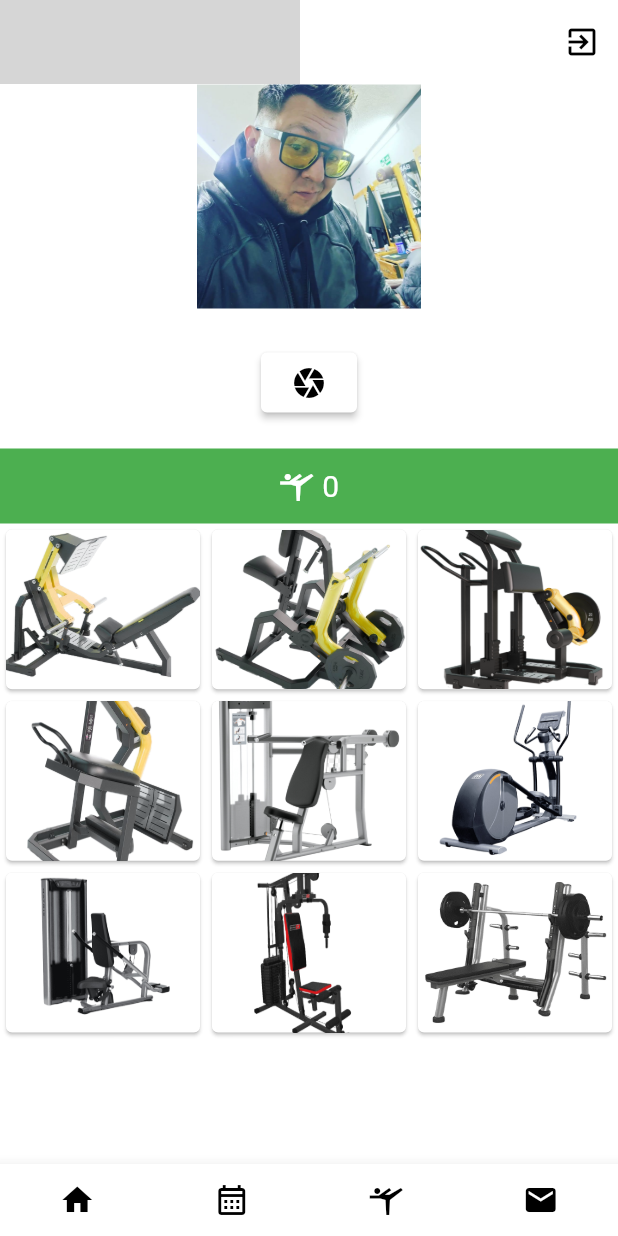
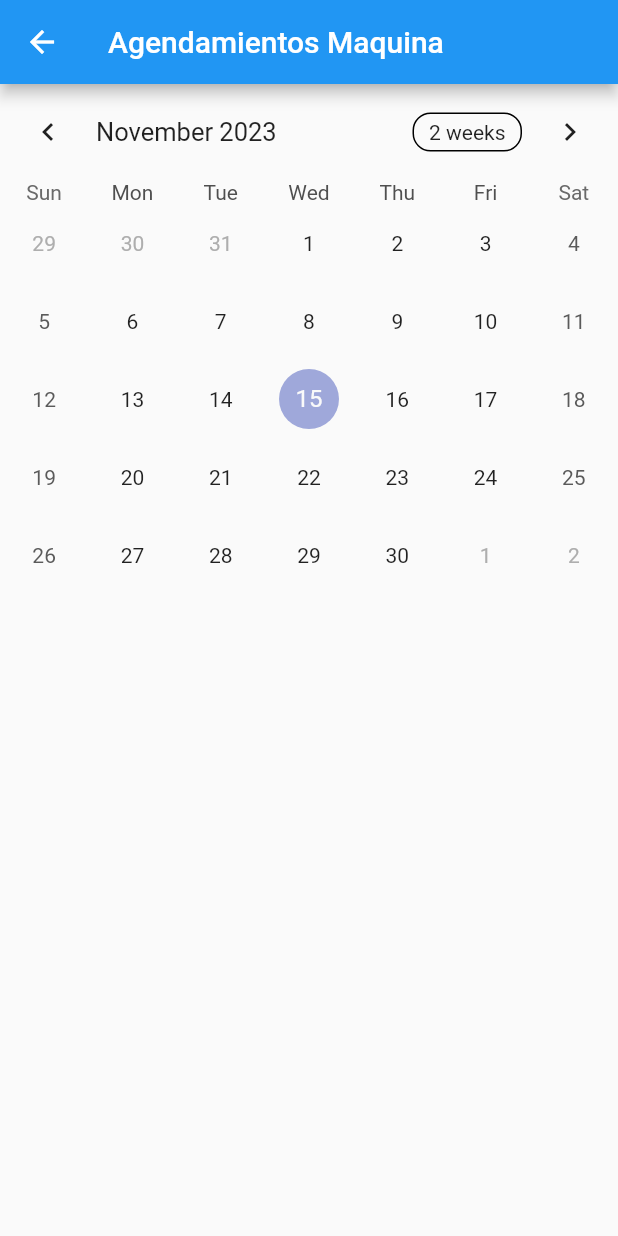
Before and after one commit to TheBlackMen89/gym, a Flutter app: the Principal screen opened directly, after a tap on the "calendar month" icon, on a phone screen of 412 x 824 dp. Run offline on Flutter 3.47's test engine with Material 2 defaults, Android fonts, the phone set to English and light mode, and no system bars; drawn by our look-alikes of table_calendar; our stand-ins replace animate_do, firebase_auth, firebase_core, firebase_database, flutter_svg; accounts and stored records are empty; grey boxes are pictures that could not be loaded.

Commit message:
se agrega agendamiento maquina.dart

```diff
--- /dev/null
+++ b/lib/widgets/agendamiento_maquina.dart
@@ -0,0 +1,105 @@
+import 'package:flutter/material.dart';
+import 'package:table_calendar/table_calendar.dart';
+  // Asegúrate de importar tu archivo utils.dart aquí
+
+class agendamientoMaquina extends StatefulWidget {
+  @override
+  _TableBasicsExampleState createState() => _TableBasicsExampleState();
+}
+
+class _TableBasicsExampleState extends State<agendamientoMaquina> {
+  CalendarFormat _calendarFormat = CalendarFormat.month;
+  DateTime _focusedDay = DateTime.now();
+  DateTime? _selectedDay;
+  List<String> _availableHours = []; // Lista de horas disponibles
+  DateTime kFirstDay = DateTime(2023, 1, 1); // Ejemplo: la primera fecha permitida en el calendario
+  DateTime kLastDay = DateTime(2023, 12, 31);
+  @override
+  Widget build(BuildContext context) {
+    return Scaffold(
+      appBar: AppBar(
+        title: const Text('Agendamientos Maquina'),
+      ),
+      body: Column(
+        children: [
+          TableCalendar(
+            firstDay: kFirstDay,
+            lastDay: kLastDay,
+            focusedDay: _focusedDay,
+            calendarFormat: _calendarFormat,
+            selectedDayPredicate: (day) {
+              return isSameDay(_selectedDay, day);
+            },
+            onDaySelected: (selectedDay, focusedDay) {
+              if (!isSameDay(_selectedDay, selectedDay)) {
+                setState(() {
+                  _selectedDay = selectedDay;
+                  _focusedDay = focusedDay;
+
+                  // Lógica para obtener las horas disponibles para el día seleccionado
+                  _availableHours = obtenerHorasDisponibles(selectedDay);
+                });
+              }
+            },
+            onFormatChanged: (format) {
+              if (_calendarFormat != format) {
+                setState(() {
+                  _calendarFormat = format;
+                });
+              }
+            },
+            onPageChanged: (focusedDay) {
+              // No es necesario llamar a `setState()` aquí
+              _focusedDay = focusedDay;
+            },
+          ),
+          SizedBox(height: 20.0),
+          // Widget para mostrar las horas disponibles
+          Expanded(
+            child: ListView.builder(
+              itemCount: _availableHours.length,
+              itemBuilder: (context, index) {
+                return Padding(
+                  padding: const EdgeInsets.symmetric(vertical: 8.0, horizontal: 16.0),
+                  child: ElevatedButton(
+                    onPressed: () {
+                      // Puedes agregar acciones adicionales cuando se presiona el botón aquí
+                       print( _focusedDay);
+                      print('Se presionó: ${_availableHours[index]}');
+                    },
+                    style: ElevatedButton.styleFrom(
+                      primary: Colors.blue, // Color de fondo del botón
+                    ),
+                    child: Text(
+                      _availableHours[index],
+                      style: TextStyle(color: Colors.white),
+                    ),
+                  ),
+                );
+              },
+            ),
+          ),
+        ],
+      ),
+    );
+  }
+
+  // Función de ejemplo para obtener horas disponibles
+  List<String> obtenerHorasDisponibles(DateTime selectedDay) {
+    // Aquí deberías implementar la lógica real para obtener las horas disponibles
+    // basándote en la fecha seleccionada (_selectedDay)
+    // Esta es solo una implementación de ejemplo
+    return [
+      '08:00 AM - 09:00 AM',
+      '09:00 AM - 10:00 AM',
+      '10:00 AM - 11:00 AM',
+      '11:00 AM - 12:00 PM',
+      '12:00 PM - 01:00 PM',
+      '01:00 PM - 02:00 PM',
+      '02:00 PM - 03:00 PM',
+      '03:00 PM - 04:00 PM',
+      '04:00 PM - 05:00 PM',
+      '05:00 PM - 06:00 PM',
+    ];
+  }
+}
--- a/lib/widgets/principal.dart
+++ b/lib/widgets/principal.dart
@@ -2,6 +2,7 @@ import 'package:flutter/material.dart';
 import 'package:animate_do/animate_do.dart';
 import 'package:flutter/services.dart';
 import 'package:flutter_svg/flutter_svg.dart';
+import 'package:gym/widgets/agendamiento_maquina.dart';
 import 'package:gym/widgets/imagen.dart';
 import 'package:gym/widgets/login.dart';
 import 'package:gym/widgets/popup.dart';
@@ -164,9 +165,10 @@ class Principal extends StatelessWidget {
             IconButton(
               icon: const Icon(Icons.calendar_month_outlined),
               color: Colors.black,
-              onPressed: () {
-                // Navegar a la página de búsqueda
-              },
+              onPressed: () => Navigator.push(
+                context,
+                MaterialPageRoute(builder: (_) => agendamientoMaquina()),
+              ),
             ),
             IconButton(
               icon: const Icon(Icons.sports_gymnastics),
--- a/pubspec.yaml
+++ b/pubspec.yaml
@@ -28,6 +28,7 @@ environment:
 # the latest version available on pub.dev. To see which dependencies have newer
 # versions available, run `flutter pub outdated`.
 dependencies:
+  table_calendar: ^3.0.9
   firebase_auth: ^4.12.1
   firebase_database: ^10.3.3
   splashscreen:
@@ -37,6 +38,7 @@ dependencies:
   flutter_signin_button: ^2.0.0
   flutter:
     sdk: flutter
+
 
 
   # The following adds the Cupertino Icons font to your application.
```
